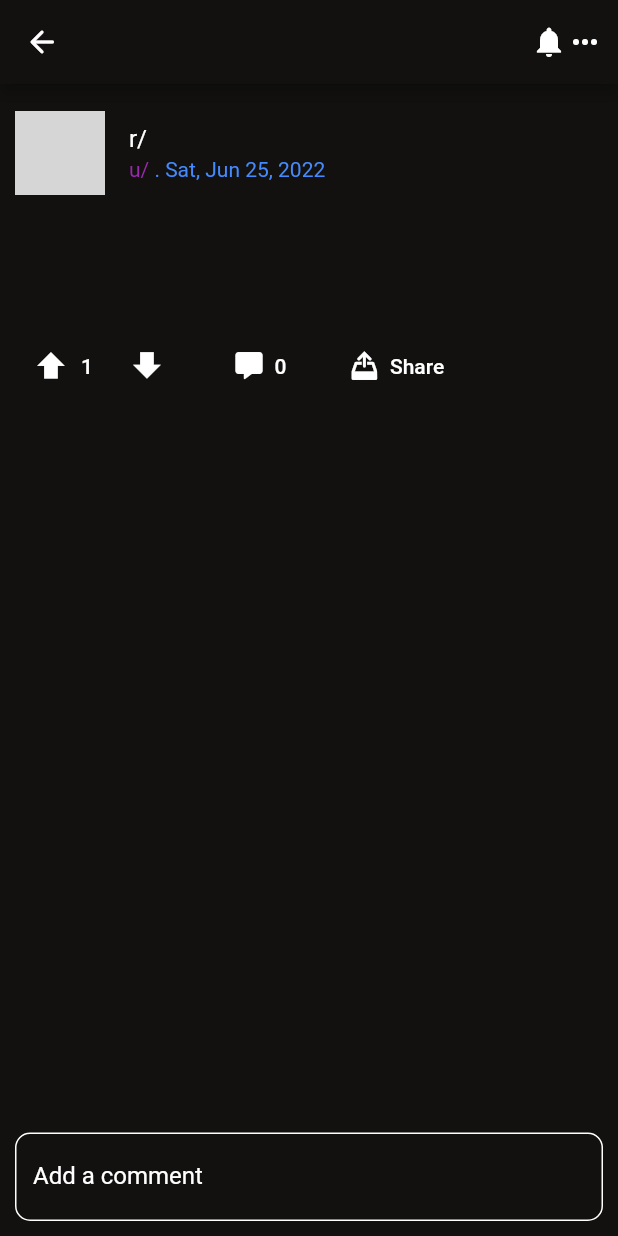
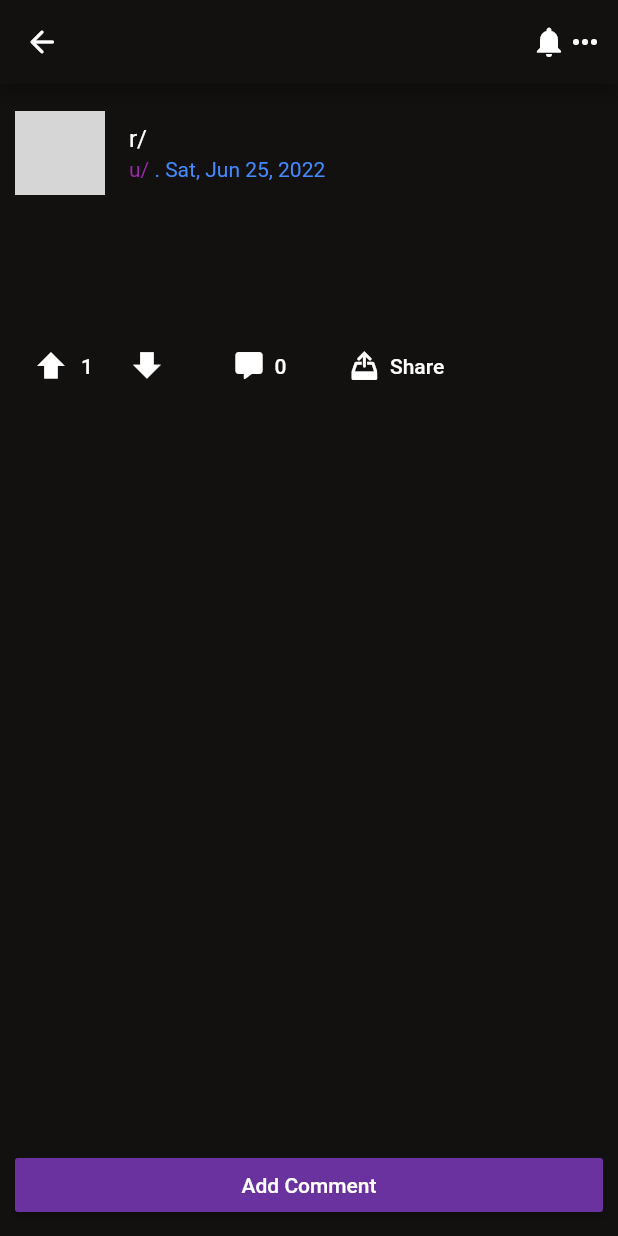
Before and after one commit to SinaArabi/AP-Final-Project, a Flutter app: the postView screen opened directly with empty values, after a tap on an icon or button, on a phone screen of 412 x 824 dp. Run offline on Flutter 3.47's test engine with Material 2 defaults, Android fonts, the phone set to English and light mode, and no system bars; our stand-ins replace flutter_signin_button; grey boxes are pictures that could not be loaded.

Commit message:
addComment now works properly

```diff
--- a/reddit_sos/lib/postView.dart
+++ b/reddit_sos/lib/postView.dart
@@ -2,6 +2,7 @@ import 'package:flutter/material.dart';
 import 'package:flutter/src/widgets/framework.dart';
 import 'package:intl/intl.dart';
 import 'package:flutter/src/foundation/key.dart';
+import 'package:reddit_sos/addComment.dart';
 import 'package:reddit_sos/icons.dart';
 import 'main.dart';
 import './post.dart';
@@ -135,8 +136,9 @@ class _postViewState extends State<postView> {
                             Votes.up_bold,
                           ),
                           label: Text(widget.chosenPost.upVotes.toString()),
-                          onPressed: () =>
-                              _upVote(widget.chosenPost.upVoteIsPressed, widget.chosenPost.downVoteIsPressed ),
+                          onPressed: () => _upVote(
+                              widget.chosenPost.upVoteIsPressed,
+                              widget.chosenPost.downVoteIsPressed),
                           style: TextButton.styleFrom(primary: Colors.white),
                         ),
                         IconButton(
@@ -144,8 +146,9 @@ class _postViewState extends State<postView> {
                             Votes.down_bold,
                             color: Colors.white,
                           ),
-                          onPressed: () =>
-                              _downVote(widget.chosenPost.upVoteIsPressed, widget.chosenPost.downVoteIsPressed ),
+                          onPressed: () => _downVote(
+                              widget.chosenPost.upVoteIsPressed,
+                              widget.chosenPost.downVoteIsPressed),
                         ),
                         SizedBox(
                           width: 20,
@@ -186,20 +189,23 @@ class _postViewState extends State<postView> {
                     }),
               ),
               Align(
-                  alignment: Alignment.bottomCenter,
-                  child: TextField(
-                      enabled: false,
-                      style: TextStyle(color: Colors.white),
-                      decoration: InputDecoration(
-                          disabledBorder: OutlineInputBorder(
-                              borderRadius: BorderRadius.circular(10),
-                              borderSide:
-                                  BorderSide(color: Colors.white, width: 1.0)),
-                          labelText: 'Add a comment',
-                          floatingLabelBehavior: FloatingLabelBehavior.auto,
-                          labelStyle: TextStyle(color: Colors.white)),
-                      onChanged: (value) => {} //add comment function,
-                      ))
+                alignment: Alignment.bottomCenter,
+                child: FractionallySizedBox(
+                  widthFactor:
+                      1, // means 100%, you can change this to 0.8 (80%)
+                  child: RaisedButton(
+                    onPressed: () => Navigator.push(
+                      context,
+                      MaterialPageRoute(
+                        builder: (context) => addComment(widget.chosenPost),
+                      ),
+                    ),
+                    color: Color.fromRGBO(106, 50, 159, 1),
+                    child: Text('Add Comment',
+                        style: TextStyle(color: Colors.white)),
+                  ),
+                ),
+              )
             ],
           ),
         ),
```
Also changed, not shown: reddit_sos/lib/addComment.dart (added, +83 -0 lines).
